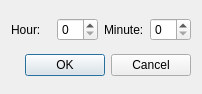
The window that MyProj/delaydialog.ui (shahabbadihi/airport_managementt) describes before a commit, drawn with Qt 5.
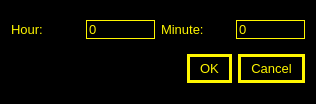
The same window after the commit.

Patch:
```diff
--- a/MyProj/delaydialog.ui
+++ b/MyProj/delaydialog.ui
@@ -6,13 +6,46 @@
    <rect>
     <x>0</x>
     <y>0</y>
-    <width>202</width>
-    <height>94</height>
+    <width>316</width>
+    <height>104</height>
    </rect>
   </property>
   <property name="windowTitle">
    <string>Dialog</string>
   </property>
+  <property name="styleSheet">
+   <string notr="true">* {
+	font-size: 10pt;
+}
+
+QDialog {
+	
+	background-color: rgb(0, 0, 0);
+}
+
+QLabel {
+	color: rgb(255, 246, 0);
+}
+
+QLineEdit, QSpinBox {
+	color: rgb(255, 246, 0);
+	
+	background-color: rgb(0, 0, 0);
+	border: 1px solid #fff600;
+}
+
+QPushButton {
+	background-color: rgb(0, 0, 0);
+	color: rgb(255, 246, 0);
+	border: 3px solid #fff600;
+	padding: 4px 10px;
+}
+
+QPushButton:hover {
+	background-color: #fff600;
+	color: black;
+}</string>
+  </property>
   <layout class="QVBoxLayout" name="verticalLayout">
    <item>
     <layout class="QHBoxLayout" name="horizontalLayout_3">
```
